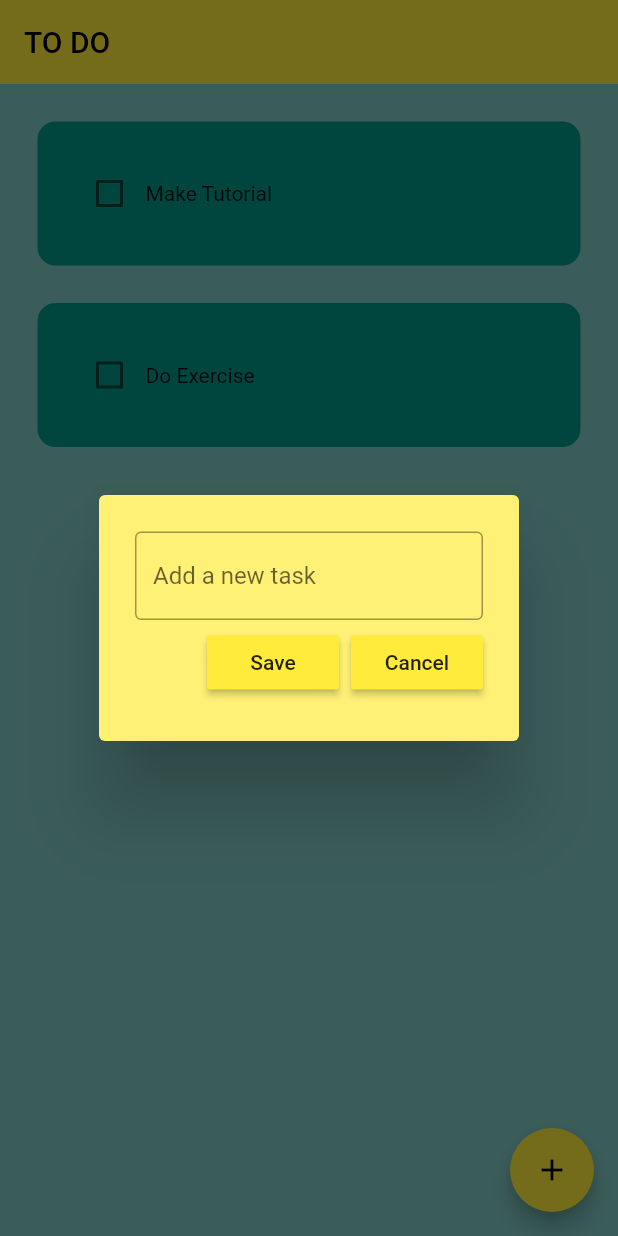
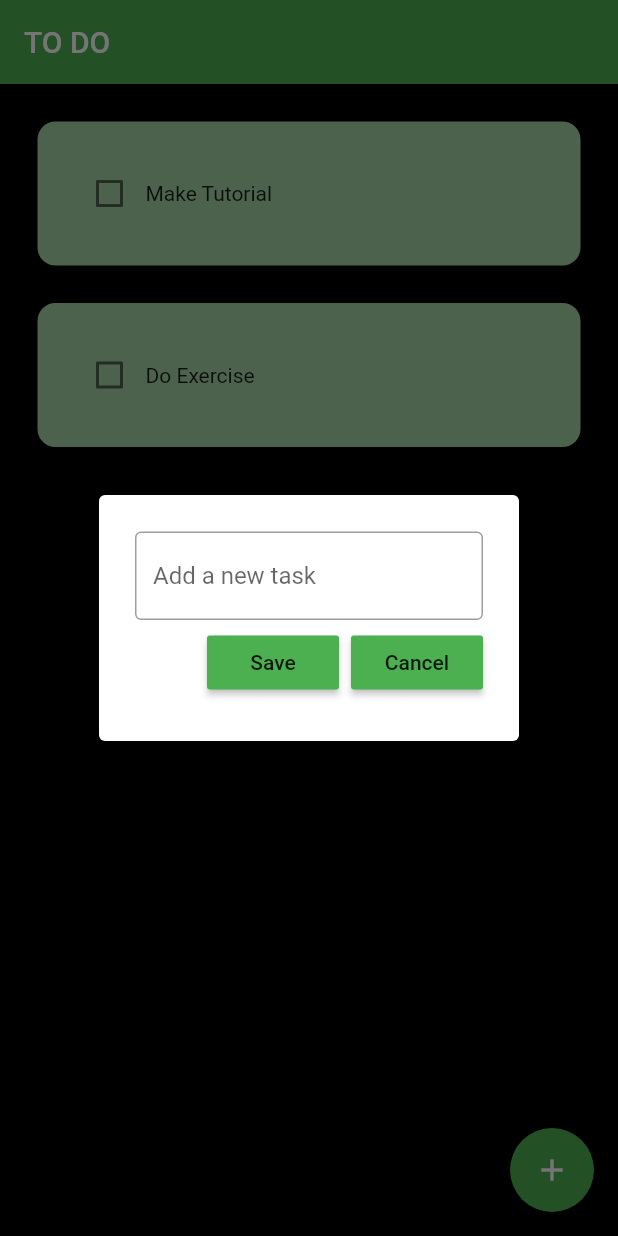
Before and after one commit to Deviletha/todo-project, a Flutter app: the screen it shows after launch, after a tap on the "add" icon, on a phone screen of 412 x 824 dp. Run offline on Flutter 3.47's test engine with Material 2 defaults, Android fonts, the phone set to English and light mode, and no system bars; drawn by our look-alikes of flutter_slidable; our stand-ins replace hive_flutter; accounts and stored records are empty.

Commit message:
Initial commit

```diff
--- a/lib/Screens/Home_screen.dart
+++ b/lib/Screens/Home_screen.dart
@@ -75,7 +75,7 @@ class _HomePageState extends State<HomePage> {
   @override
   Widget build(BuildContext context) {
     return Scaffold(
-      backgroundColor: Colors.teal[200],
+      backgroundColor: Colors.black,
       appBar: AppBar(
         title: Text('TO DO'),
         elevation: 0,
--- a/lib/Utility/dialogue_box.dart
+++ b/lib/Utility/dialogue_box.dart
@@ -16,7 +16,7 @@ class DialogBox extends StatelessWidget {
   @override
   Widget build(BuildContext context) {
     return AlertDialog(
-      backgroundColor: Colors.yellow[300],
+      backgroundColor: Colors.white,
       content: Container(
         height: 120,
         child: Column(
--- a/lib/Utility/todo_tile.dart
+++ b/lib/Utility/todo_tile.dart
@@ -34,7 +34,7 @@ class ToDoTile extends StatelessWidget {
         child: Container(
           padding: EdgeInsets.all(24),
           decoration: BoxDecoration(
-            color: Colors.teal,
+            color: Colors.green[200],
             borderRadius: BorderRadius.circular(12),
           ),
           child: Row(
--- a/lib/main.dart
+++ b/lib/main.dart
@@ -20,7 +20,8 @@ class MyApp extends StatelessWidget {
     return MaterialApp(
       debugShowCheckedModeBanner: false,
       home: HomePage(),
-      theme: ThemeData(primarySwatch: Colors.yellow),
+      theme: ThemeData(primarySwatch: Colors.green
+      ),
     );
   }
 }
```
